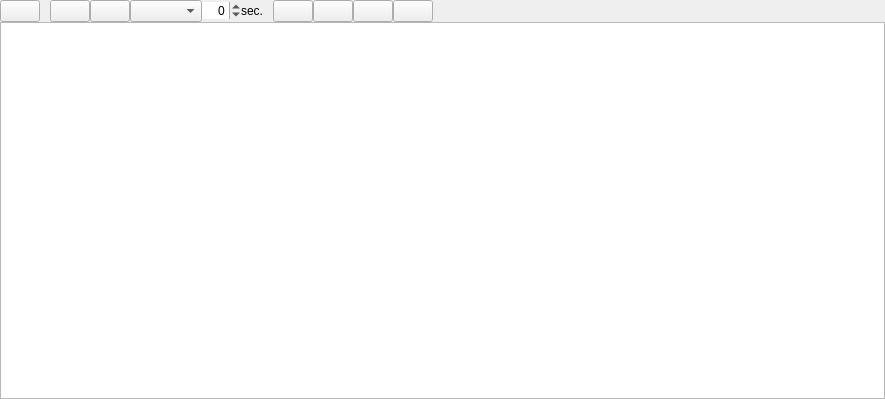
This is src/library/autodj/dlgautodj.ui in seemantadutta/tangoq as Qt 5 draws it before an edit. The edited form follows.
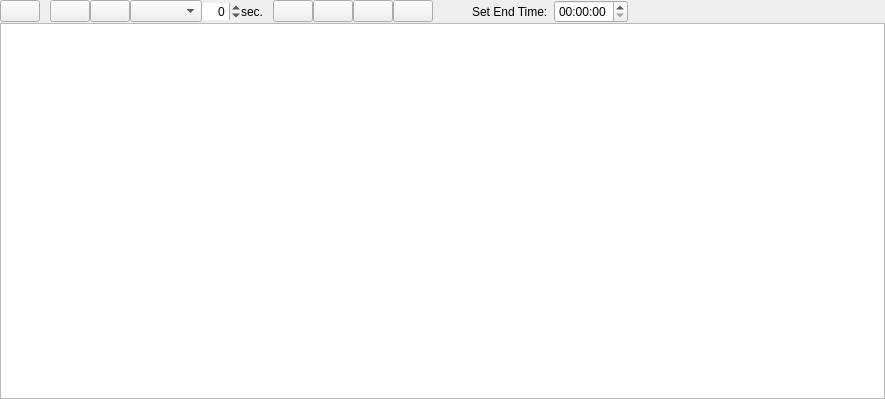
This is the edited form.

```diff
--- a/src/library/autodj/dlgautodj.ui
+++ b/src/library/autodj/dlgautodj.ui
@@ -241,6 +241,87 @@
         </property>
        </widget>
       </item>
+      <item>
+       <spacer name="horizontalSpacerEndTimeGap">
+        <property name="orientation">
+         <enum>Qt::Horizontal</enum>
+        </property>
+        <property name="sizeType">
+         <enum>QSizePolicy::Fixed</enum>
+        </property>
+        <property name="sizeHint" stdset="0">
+         <size>
+          <width>24</width>
+          <height>1</height>
+         </size>
+        </property>
+       </spacer>
+      </item>
+      <item>
+       <widget class="QLabel" name="labelSetEndTime">
+        <property name="text">
+         <string>Set End Time:</string>
+        </property>
+        <property name="toolTip">
+         <string>Target end time for the milonga (Tango DJ mode). The indicator to the right shows whether the projected end is over or under this time.</string>
+        </property>
+       </widget>
+      </item>
+      <item>
+       <spacer name="horizontalSpacerEndTimeEdit">
+        <property name="orientation">
+         <enum>Qt::Horizontal</enum>
+        </property>
+        <property name="sizeType">
+         <enum>QSizePolicy::Fixed</enum>
+        </property>
+        <property name="sizeHint" stdset="0">
+         <size>
+          <width>6</width>
+          <height>1</height>
+         </size>
+        </property>
+       </spacer>
+      </item>
+      <item>
+       <widget class="QTimeEdit" name="endTimeEdit">
+        <property name="focusPolicy">
+         <enum>Qt::ClickFocus</enum>
+        </property>
+        <property name="toolTip">
+         <string>Target end time for the milonga. Editable at any time, e.g. set 00:15:00 if the organizer extends the night.</string>
+        </property>
+        <property name="displayFormat">
+         <string>HH:mm:ss</string>
+        </property>
+       </widget>
+      </item>
+      <item>
+       <spacer name="horizontalSpacerEndTimeDelta">
+        <property name="orientation">
+         <enum>Qt::Horizontal</enum>
+        </property>
+        <property name="sizeType">
+         <enum>QSizePolicy::Fixed</enum>
+        </property>
+        <property name="sizeHint" stdset="0">
+         <size>
+          <width>8</width>
+          <height>1</height>
+         </size>
+        </property>
+       </spacer>
+      </item>
+      <item>
+       <widget class="QLabel" name="labelEndTimeDelta">
+        <property name="text">
+         <string/>
+        </property>
+        <property name="toolTip">
+         <string>How far the projected end is over or under the target end time.</string>
+        </property>
+       </widget>
+      </item>
       <item>
        <spacer name="horizontalSpacer_3">
         <property name="orientation">
```
